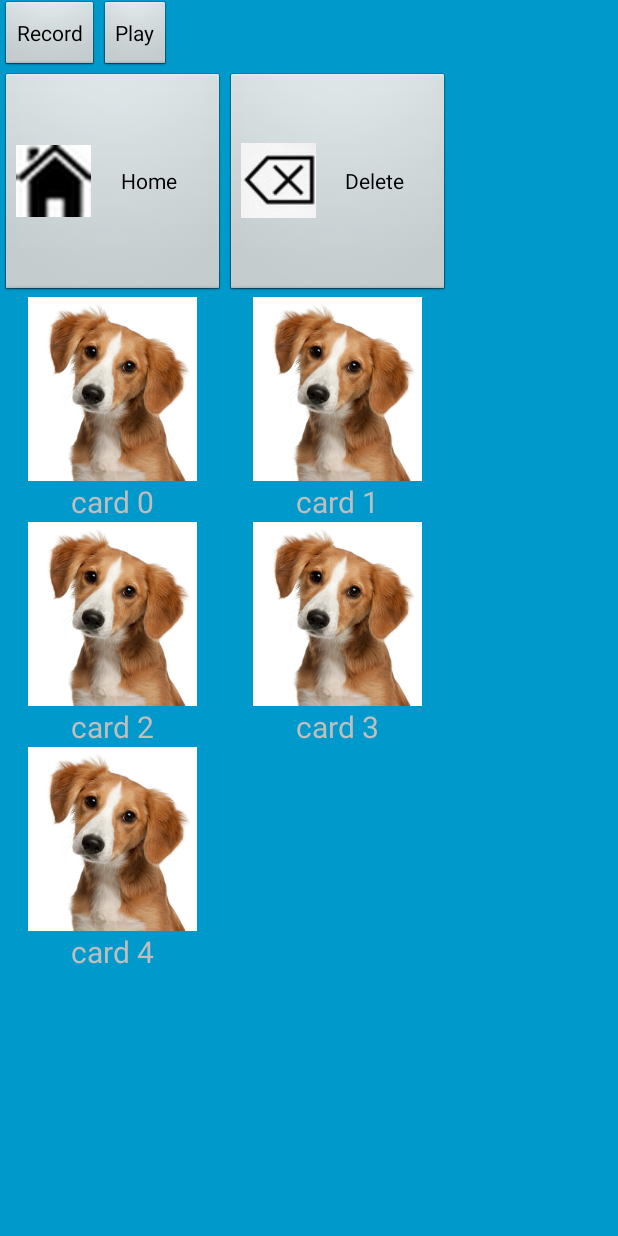
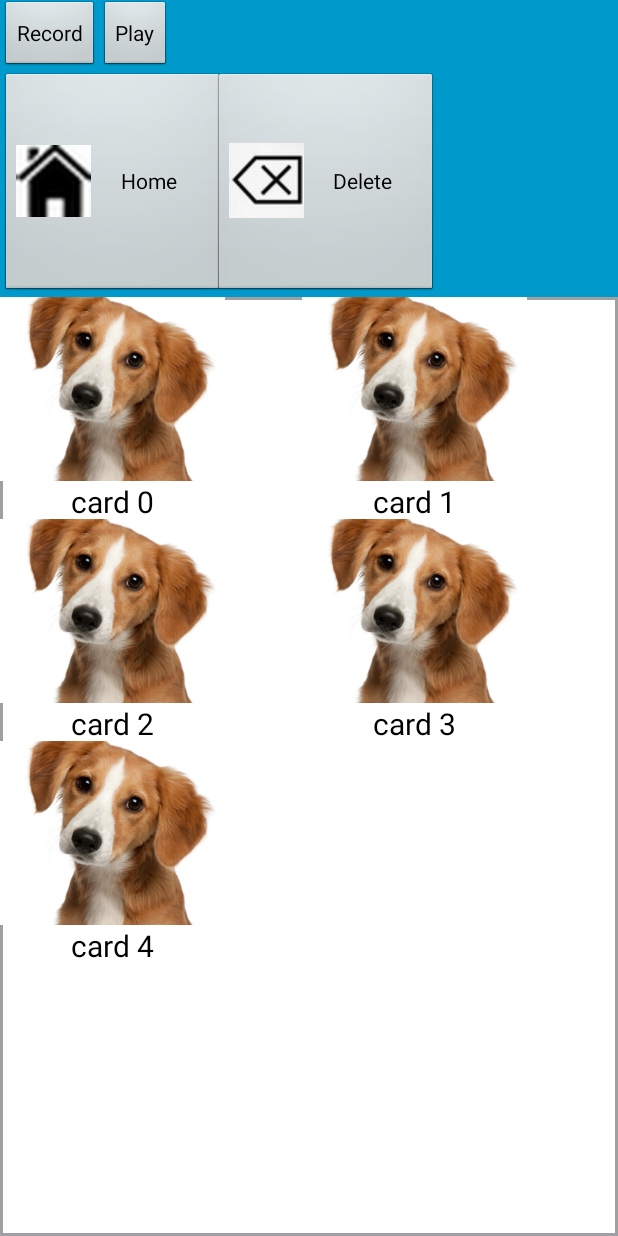
Before and after one commit to SpeakApp/SpeakApp-OLD-dont-download-this-shit, an Android app: the screen it shows after launch (MainActivity), after a tap on an icon or button, on a phone screen of 412 x 824 dp. Run offline under Robolectric (Android 15) with nearby library versions, the phone set to English and light mode, and no system bars; 3 other taps on this screen came first.

Commit message:
Stretched gridview tilds and added background

```diff
--- a/SpeakApp/SpeakApp/src/main/java/com/speakapp/app/activities/MainActivity.java
+++ b/SpeakApp/SpeakApp/src/main/java/com/speakapp/app/activities/MainActivity.java
@@ -79,7 +79,7 @@ public class MainActivity extends Activity
     }
 
     private void fillDemoValues() {
-        for(int i = 0; i < 10; i++) {
+        for(int i = 0; i < 20; i++) {
             m_activeBoard.add("card " + i);
         }
     }
--- a/SpeakApp/SpeakApp/src/main/java/com/speakapp/app/adapters/BoardAdapter.java
+++ b/SpeakApp/SpeakApp/src/main/java/com/speakapp/app/adapters/BoardAdapter.java
@@ -67,7 +67,7 @@ public class BoardAdapter extends ArrayAdapter<String>
     private ArrayList<String> randomCards() {
         ArrayList<String> randomCards = new ArrayList<String>();
         Random a = new Random();
-        for(int i = 0; i < a.nextInt(30)+1; i++) {
+        for(int i = 0; i < a.nextInt(50)+1; i++) {
             randomCards.add("card " + i);
         }
         return randomCards;
--- /dev/null
+++ b/SpeakApp/SpeakApp/src/main/res/drawable/card_border.xml
@@ -0,0 +1,8 @@
+<?xml version="1.0" encoding="utf-8"?>
+
+<shape xmlns:android="http://schemas.android.com/apk/res/android">
+    <solid android:color="#FFFFFF" />
+    <stroke android:width="2dp" android:color="#a0a0a3" />
+    <padding android:left="1dp" android:top="1dp" android:right="1dp"
+        android:bottom="1dp" />
+</shape>
--- a/SpeakApp/SpeakApp/src/main/res/layout/activity_main.xml
+++ b/SpeakApp/SpeakApp/src/main/res/layout/activity_main.xml
@@ -48,6 +48,7 @@
                 android:layout_height="match_parent"
                 android:text="@string/deleteBtn"
                 android:id="@+id/deleteBtn"
+                android:layout_marginLeft="-8dp"
                 android:drawableStart="@drawable/delete_button"
                 />
         </LinearLayout>
@@ -60,12 +61,14 @@
             android:layout_below="@+id/topLayout"
             android:numColumns="auto_fit"
             android:columnWidth="150dp"
-            android:stretchMode="none"
+            android:stretchMode="columnWidth"
             android:gravity="center"
-            android:verticalSpacing="0dp"
-            android:horizontalSpacing="0dp"
+            android:verticalSpacing="-2dp"
+            android:horizontalSpacing="-9dp"
             android:padding="0dp"
-            android:listSelector="@android:color/transparent">
+            android:layout_margin="0dp"
+            android:listSelector="@android:color/transparent"
+            android:background="@drawable/card_border">
         </GridView>
 
     </RelativeLayout>
--- a/SpeakApp/SpeakApp/src/main/res/layout/card_layout.xml
+++ b/SpeakApp/SpeakApp/src/main/res/layout/card_layout.xml
@@ -3,7 +3,8 @@
     android:layout_width="150dp"
     android:layout_height="150dp"
     android:layout_margin="0dp"
-    android:padding="0dp">
+    android:padding="0dp"
+    >
     <RelativeLayout
         android:layout_width="150dp"
         android:layout_height="150dp"
@@ -21,6 +22,7 @@
             android:src="@drawable/dog"
             android:layout_margin="0dp"
             android:padding="0dp"
+            android:scaleType="centerCrop"
             />
 
         <TextView
@@ -32,6 +34,7 @@
             android:layout_alignParentBottom="true"
             android:layout_centerHorizontal="true"
             android:layout_margin="0dp"
-            android:padding="0dp"/>
+            android:padding="0dp"
+            android:textColor="@android:color/black"/>
     </RelativeLayout>
 </LinearLayout>
--- a/SpeakApp/build.gradle
+++ b/SpeakApp/build.gradle
@@ -5,7 +5,7 @@ buildscript {
         mavenCentral()
     }
     dependencies {
-        classpath 'com.android.tools.build:gradle:0.9.+'
+        classpath 'com.android.tools.build:gradle:0.11.+'
     }
 }
 
```
Also changed, not shown: SpeakApp/SpeakApp/src/main/res/drawable/dog.jpg (added), SpeakApp/gradle/wrapper/gradle-wrapper.properties, 2 other files.
